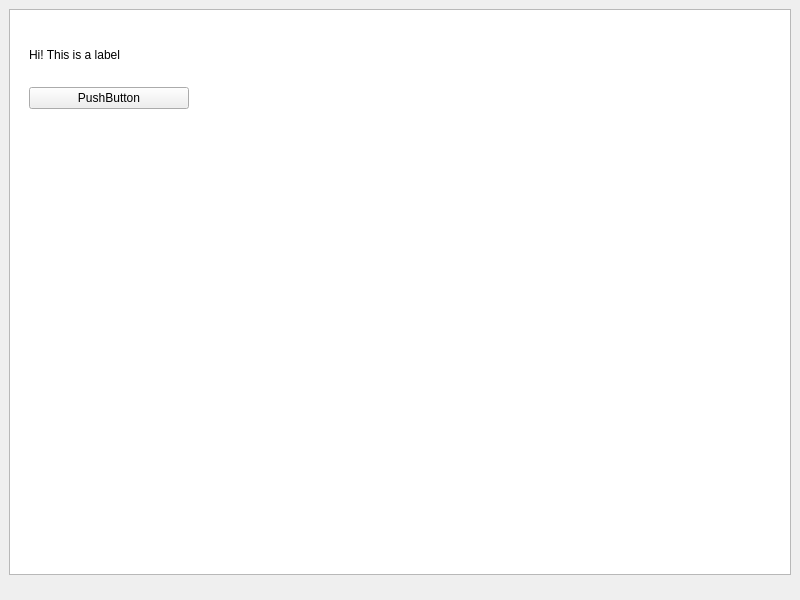
First picture: the form in sources/mainwindow.ui, repository ivanGrzegorczyk/TP-Final-Dune-Grupo-1, before the edit.
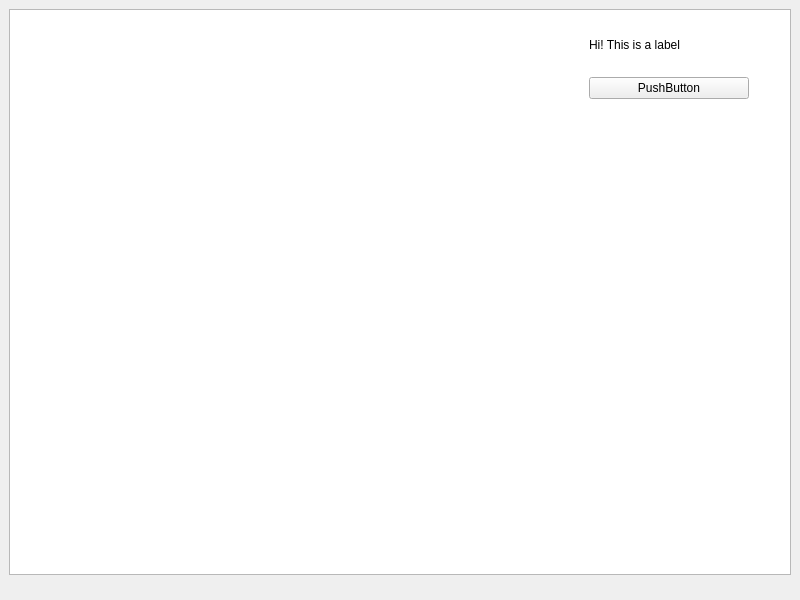
Second picture: the form after the edit.

The edit to the form file:
```diff
--- a/sources/mainwindow.ui
+++ b/sources/mainwindow.ui
@@ -36,8 +36,8 @@
       <widget class="QWidget" name="verticalLayoutWidget">
        <property name="geometry">
         <rect>
-         <x>20</x>
-         <y>20</y>
+         <x>580</x>
+         <y>10</y>
          <width>160</width>
          <height>80</height>
         </rect>
```
